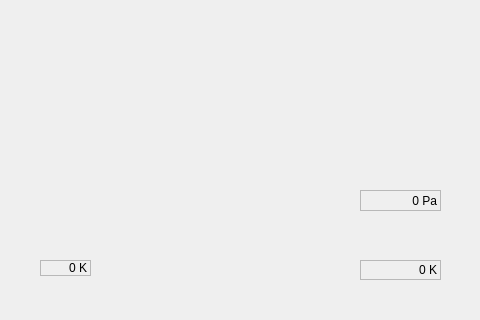
JanNiklasJuedt/MEEGA-Software, file MEEGA-Groundstation/UI-Files/MEEGA_liveValuesWidget.ui: the form before one commit; both pictures show x 0 to 480 and y 400 to 720 of the 480 by 720 pixel window.
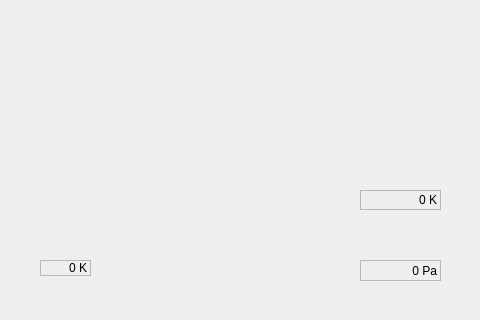
The form after the commit.

Diff of the .ui file:
```diff
--- a/MEEGA-Groundstation/UI-Files/MEEGA_liveValuesWidget.ui
+++ b/MEEGA-Groundstation/UI-Files/MEEGA_liveValuesWidget.ui
@@ -60,7 +60,7 @@
    <property name="geometry">
     <rect>
      <x>360</x>
-     <y>660</y>
+     <y>590</y>
      <width>81</width>
      <height>20</height>
     </rect>
@@ -285,7 +285,7 @@
    <property name="geometry">
     <rect>
      <x>360</x>
-     <y>590</y>
+     <y>660</y>
      <width>81</width>
      <height>21</height>
     </rect>
```
